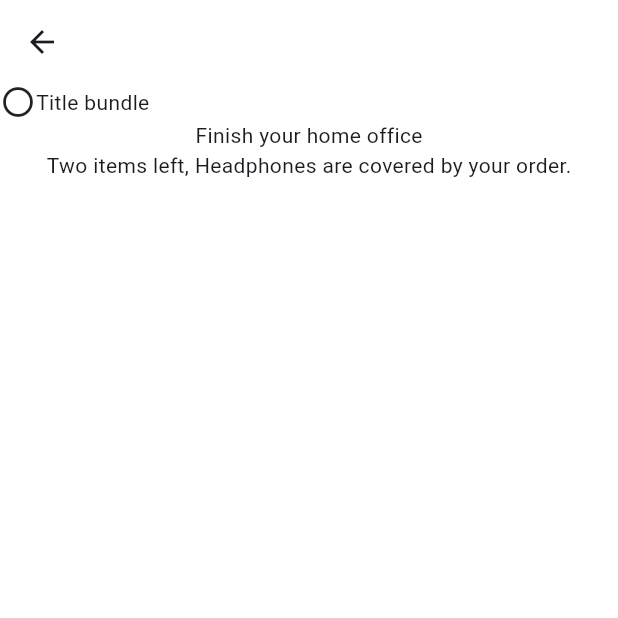
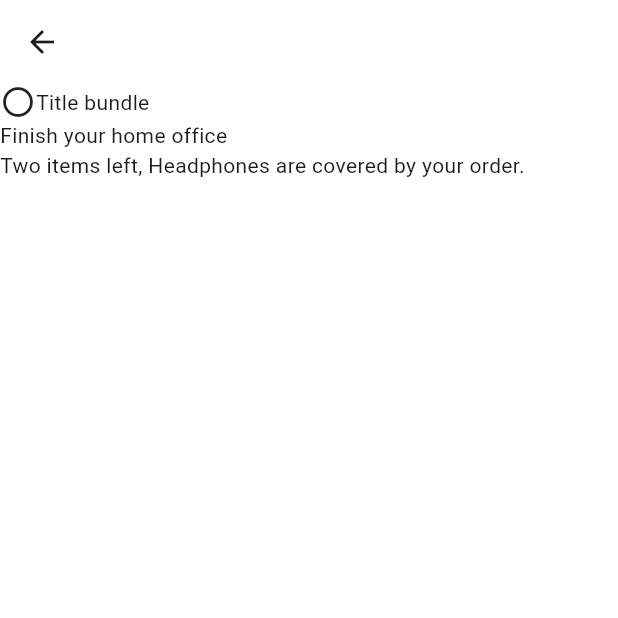
Before and after one commit to JAICHANGPARK/flutter_notebook_chapter_53, a Flutter app: the ShoppingCheckoutPage screen opened directly, on a phone screen of 412 x 824 dp, the top half of it. Run offline on Flutter 3.47's test engine with Material 3 defaults, Android fonts, the phone set to English and light mode, and no system bars; our stand-ins replace dotted_border, gap, hugeicons, material_ui, percent_indicator, smooth_page_indicator; missing offline and left inert: avatar_stack, easy_pie_chart.

Commit message:
Update shopping_checkout_page.dart

```diff
--- a/lib/ep2692_shopping_app/ui/shopping_checkout_page.dart
+++ b/lib/ep2692_shopping_app/ui/shopping_checkout_page.dart
@@ -18,6 +18,7 @@ class _ShoppingCheckoutPage extends State<ShoppingCheckoutPage> {
       ),
       body: SafeArea(
         child: Column(
+            crossAxisAlignment: .start,
           children : [
             Row(
               children : [
```
